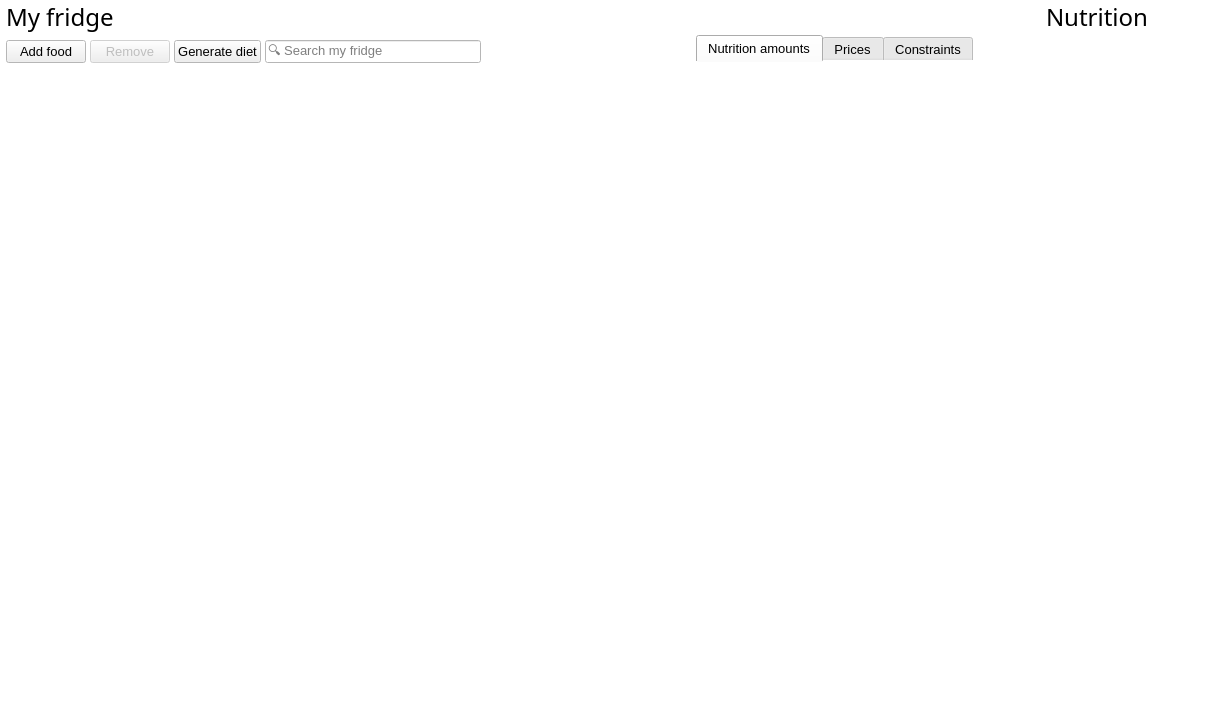
This is ui/ui_mainwindow.ui in josh-minch/spartan as Qt 5 draws it before an edit. The edited form follows.
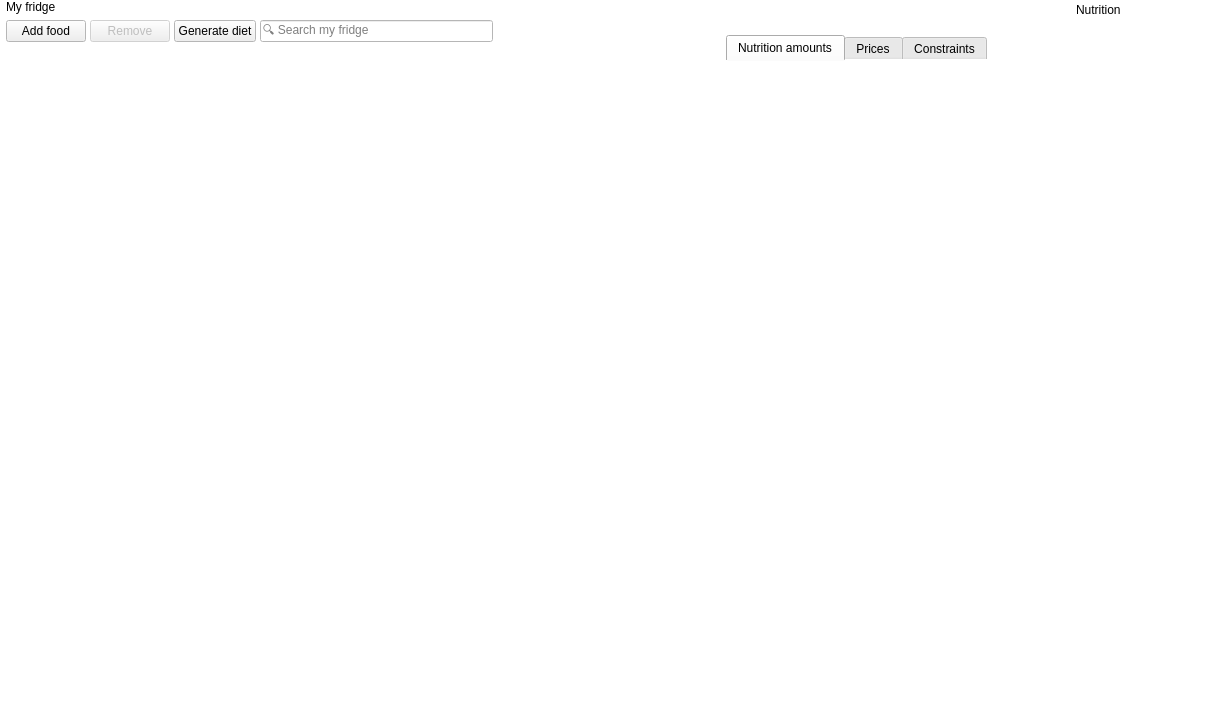
This is the edited form. The open tabs and pages were chosen to show the change. Icons and pictures are not drawn. Custom widgets are drawn as their Qt base class.

Commit message: Generalize font setting

Patch:
```diff
--- a/ui/ui_mainwindow.ui
+++ b/ui/ui_mainwindow.ui
@@ -47,12 +47,6 @@
     </disabled>
    </palette>
   </property>
-  <property name="font">
-   <font>
-    <family>Segoe UI</family>
-    <pointsize>9</pointsize>
-   </font>
-  </property>
   <property name="focusPolicy">
    <enum>Qt::StrongFocus</enum>
   </property>
@@ -104,13 +98,7 @@
        <number>6</number>
       </property>
       <item>
-       <widget class="QLabel" name="label_9">
-        <property name="font">
-         <font>
-          <family>Segoe UI Semilight</family>
-          <pointsize>18</pointsize>
-         </font>
-        </property>
+       <widget class="QLabel" name="fridge_label">
         <property name="autoFillBackground">
          <bool>false</bool>
         </property>
@@ -124,7 +112,7 @@
         <property name="spacing">
          <number>4</number>
         </property>
-        <item alignment="Qt::AlignLeft">
+        <item>
          <widget class="QPushButton" name="add_foods_btn">
           <property name="enabled">
            <bool>true</bool>
@@ -135,12 +123,6 @@
             <verstretch>0</verstretch>
            </sizepolicy>
           </property>
-          <property name="font">
-           <font>
-            <family>Segoe UI</family>
-            <pointsize>10</pointsize>
-           </font>
-          </property>
           <property name="toolTip">
            <string>&lt;html&gt;&lt;head/&gt;&lt;body&gt;&lt;p&gt;Add food (Ctrl+F)&lt;/p&gt;&lt;/body&gt;&lt;/html&gt;</string>
           </property>
@@ -152,7 +134,7 @@
           </property>
          </widget>
         </item>
-        <item alignment="Qt::AlignLeft">
+        <item>
          <widget class="QPushButton" name="remove_btn">
           <property name="enabled">
            <bool>false</bool>
@@ -163,12 +145,6 @@
             <verstretch>0</verstretch>
            </sizepolicy>
           </property>
-          <property name="font">
-           <font>
-            <family>Segoe UI</family>
-            <pointsize>10</pointsize>
-           </font>
-          </property>
           <property name="toolTip">
            <string>&lt;html&gt;&lt;head/&gt;&lt;body&gt;&lt;pre style=&quot; margin-top:12px; margin-bottom:12px; margin-left:0px; margin-right:0px; -qt-block-indent:0; text-indent:0px;&quot;&gt;&lt;span style=&quot; font-family:'Courier New';&quot;&gt;Remove selected food (Ctrl+D)&lt;/span&gt;&lt;/pre&gt;&lt;/body&gt;&lt;/html&gt;</string>
           </property>
@@ -188,12 +164,6 @@
             <verstretch>0</verstretch>
            </sizepolicy>
           </property>
-          <property name="font">
-           <font>
-            <family>Segoe UI</family>
-            <pointsize>10</pointsize>
-           </font>
-          </property>
           <property name="toolTip">
            <string>&lt;p style='white-space:pre'&gt;Generate optimum diet (F5)&lt;/p&gt;</string>
           </property>
@@ -222,12 +192,6 @@
             <height>16777215</height>
            </size>
           </property>
-          <property name="font">
-           <font>
-            <family>Segoe UI Symbol</family>
-            <pointsize>10</pointsize>
-           </font>
-          </property>
           <property name="text">
            <string/>
           </property>
@@ -251,6 +215,22 @@
         </item>
        </layout>
       </item>
+      <item>
+       <spacer name="verticalSpacer_2">
+        <property name="orientation">
+         <enum>Qt::Vertical</enum>
+        </property>
+        <property name="sizeType">
+         <enum>QSizePolicy::Fixed</enum>
+        </property>
+        <property name="sizeHint" stdset="0">
+         <size>
+          <width>20</width>
+          <height>10</height>
+         </size>
+        </property>
+       </spacer>
+      </item>
       <item>
        <widget class="QTableView" name="fridge_view">
         <property name="palette">
@@ -344,22 +324,11 @@
           </disabled>
          </palette>
         </property>
-        <property name="font">
-         <font>
-          <pointsize>10</pointsize>
-         </font>
-        </property>
         <property name="focusPolicy">
          <enum>Qt::StrongFocus</enum>
         </property>
         <property name="styleSheet">
-         <string notr="true">QHeaderView::section{
-	border: 0px;
-	background-color: white;
-	padding-left: 3px;
-}
-
-QTableView {
+         <string notr="true">QTableView {
 	alternate-background-color: rgb(247, 247, 247);
 }</string>
         </property>
@@ -390,9 +359,6 @@
         <attribute name="verticalHeaderVisible">
          <bool>false</bool>
         </attribute>
-        <attribute name="verticalHeaderDefaultSectionSize">
-         <number>25</number>
-        </attribute>
        </widget>
       </item>
      </layout>
@@ -426,12 +392,6 @@
           <height>0</height>
          </size>
         </property>
-        <property name="font">
-         <font>
-          <family>Segoe UI</family>
-          <pointsize>10</pointsize>
-         </font>
-        </property>
         <property name="focusPolicy">
          <enum>Qt::StrongFocus</enum>
         </property>
@@ -457,12 +417,6 @@
          <bool>false</bool>
         </property>
         <widget class="QWidget" name="tab_3">
-         <property name="font">
-          <font>
-           <family>Segoe UI</family>
-           <pointsize>9</pointsize>
-          </font>
-         </property>
          <attribute name="title">
           <string>Nutrition amounts</string>
          </attribute>
@@ -470,6 +424,9 @@
           <property name="leftMargin">
            <number>0</number>
           </property>
+          <property name="topMargin">
+           <number>1</number>
+          </property>
           <property name="bottomMargin">
            <number>0</number>
           </property>
@@ -566,11 +523,6 @@
               </disabled>
              </palette>
             </property>
-            <property name="font">
-             <font>
-              <pointsize>10</pointsize>
-             </font>
-            </property>
             <property name="focusPolicy">
              <enum>Qt::StrongFocus</enum>
             </property>
@@ -578,11 +530,9 @@
              <string notr="true">QHeaderView::section{
 	border: 0px;
 	background-color: white;
-	padding-right: 5px;
 }
 
 QTableView {
-	
 	alternate-background-color: rgb(247, 247, 247);
 }</string>
             </property>
@@ -966,13 +916,7 @@
       <item>
        <layout class="QHBoxLayout" name="horizontalLayout_5">
         <item>
-         <widget class="QLabel" name="label_8">
-          <property name="font">
-           <font>
-            <family>Segoe UI Semilight</family>
-            <pointsize>18</pointsize>
-           </font>
-          </property>
+         <widget class="QLabel" name="nut_label">
           <property name="autoFillBackground">
            <bool>false</bool>
           </property>
@@ -1002,12 +946,6 @@
             <height>30</height>
            </size>
           </property>
-          <property name="font">
-           <font>
-            <family>Segoe UI</family>
-            <pointsize>9</pointsize>
-           </font>
-          </property>
           <property name="cursor">
            <cursorShape>PointingHandCursor</cursorShape>
           </property>
@@ -1147,11 +1085,6 @@
             </disabled>
            </palette>
           </property>
-          <property name="font">
-           <font>
-            <pointsize>10</pointsize>
-           </font>
-          </property>
           <property name="focusPolicy">
            <enum>Qt::NoFocus</enum>
           </property>
@@ -1212,7 +1145,7 @@
            <bool>false</bool>
           </attribute>
           <attribute name="verticalHeaderDefaultSectionSize">
-           <number>25</number>
+           <number>28</number>
           </attribute>
          </widget>
         </item>
@@ -1315,11 +1248,6 @@
             </disabled>
            </palette>
           </property>
-          <property name="font">
-           <font>
-            <pointsize>10</pointsize>
-           </font>
-          </property>
           <property name="focusPolicy">
            <enum>Qt::NoFocus</enum>
           </property>
@@ -1380,7 +1308,7 @@
            <bool>false</bool>
           </attribute>
           <attribute name="verticalHeaderDefaultSectionSize">
-           <number>25</number>
+           <number>28</number>
           </attribute>
          </widget>
         </item>
@@ -1483,11 +1411,6 @@
             </disabled>
            </palette>
           </property>
-          <property name="font">
-           <font>
-            <pointsize>10</pointsize>
-           </font>
-          </property>
           <property name="focusPolicy">
            <enum>Qt::NoFocus</enum>
           </property>
@@ -1545,7 +1468,7 @@
            <bool>false</bool>
           </attribute>
           <attribute name="verticalHeaderDefaultSectionSize">
-           <number>25</number>
+           <number>28</number>
           </attribute>
          </widget>
         </item>
```
Left out of the diff: 31 changed lines with no effect on the pictures. The commit also changes 25 other files.
